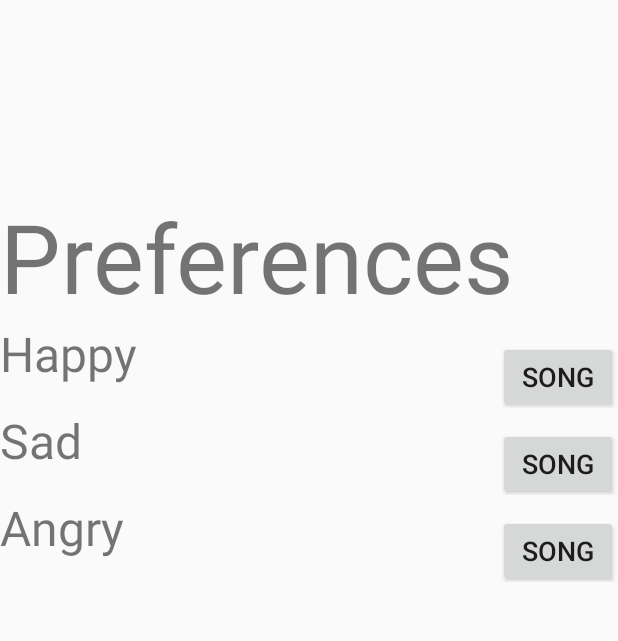
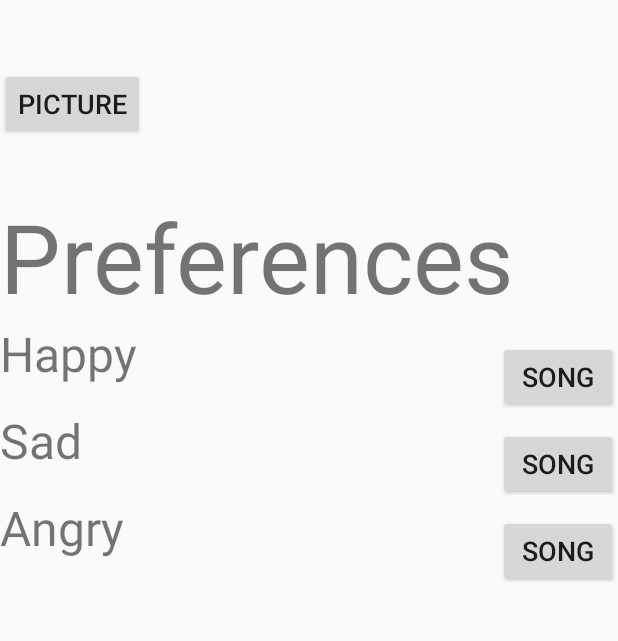
Before and after one commit to matttang7/moodsic, an Android app: the screen it shows after launch (MainActivity), on a phone screen of 412 x 824 dp, the part 213-854 px from its top. Run offline under Robolectric (Android 15) with nearby library versions, the phone set to English and light mode, and no system bars.

Commit message:
added picture taking/storing

```diff
--- a/moodsic/app/src/main/java/com/example/moodsic/MainActivity.java
+++ b/moodsic/app/src/main/java/com/example/moodsic/MainActivity.java
@@ -31,6 +31,13 @@ public class MainActivity extends AppCompatActivity {
         final Button happy = findViewById(R.id.happybutton);
         final Button sad = findViewById(R.id.sadbutton);
         final Button angry = findViewById(R.id.angrybutton);
+        final Button picture = findViewById(R.id.picture);
+        picture.setOnClickListener(new View.OnClickListener() {
+            @Override
+            public void onClick(View v) {
+                dispatchTakePictureIntent();
+            }
+        });
 
         happy.setOnClickListener(new View.OnClickListener() {
             @Override
--- a/moodsic/app/src/main/res/layout/activity_main.xml
+++ b/moodsic/app/src/main/res/layout/activity_main.xml
@@ -17,7 +17,16 @@
         app:layout_constraintBottom_toTopOf="@+id/scrollView3"
         app:layout_constraintStart_toStartOf="parent"
         app:layout_constraintTop_toTopOf="parent"></TextView>
-
+    <Button android:text="Picture"
+        android:id="@+id/picture"
+        app:layout_constraintBottom_toTopOf="@+id/scrollView3"
+        app:layout_constraintStart_toStartOf="parent"
+        app:layout_constraintTop_toTopOf="parent"
+        android:textSize="18dp"
+        android:layout_marginTop="10dp"
+        android:layout_height="wrap_content"
+        android:layout_width="wrap_content">
+    </Button>
     <TextView
         android:id="@+id/preferences"
         android:layout_width="wrap_content"
```
